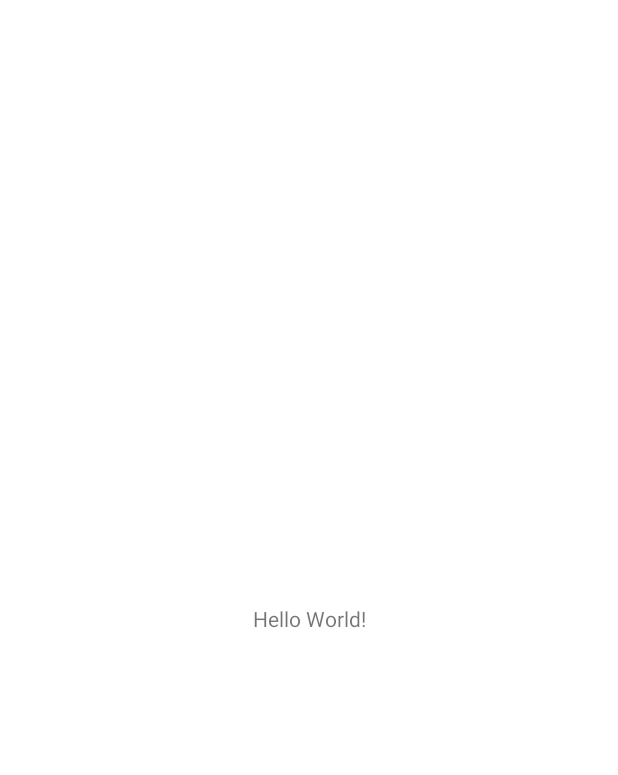
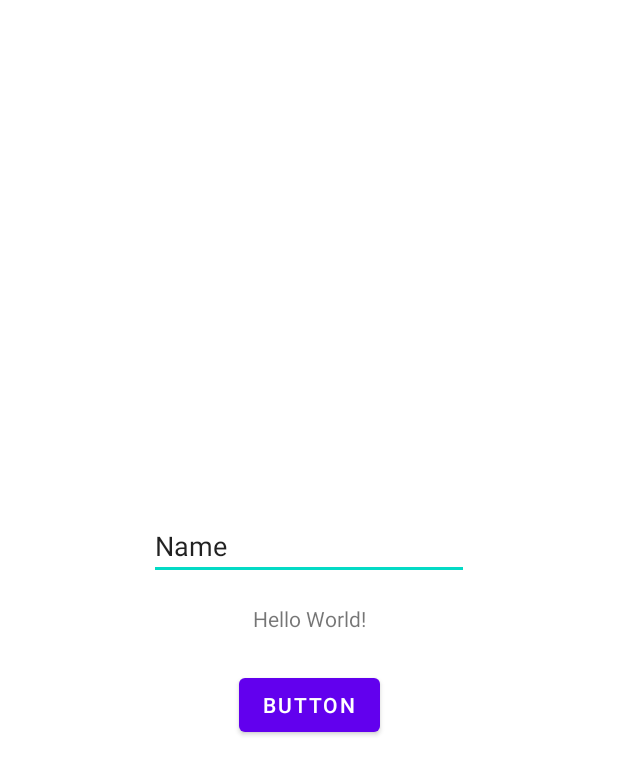
Before and after one commit to AlperenEnesBayar/GenderFinder, an Android app: the screen it shows after launch (MainActivity), on a phone screen of 412 x 824 dp. Before the commit the part shown is almost empty. Shown: the top 775 px of the screen. Run offline under Robolectric (Android 15) with nearby library versions, the phone set to English and light mode, and no system bars.

```diff
--- a/app/src/main/AndroidManifest.xml
+++ b/app/src/main/AndroidManifest.xml
@@ -8,6 +8,7 @@
         android:label="@string/app_name"
         android:roundIcon="@mipmap/ic_launcher_round"
         android:supportsRtl="true"
+        android:usesCleartextTraffic="true"
         android:theme="@style/Theme.GenderFinder">
         <activity android:name=".MainActivity">
             <intent-filter>
@@ -17,5 +18,5 @@
             </intent-filter>
         </activity>
     </application>
-
+    <uses-permission android:name="android.permission.INTERNET"/>
 </manifest>
--- a/app/src/main/java/com/example/genderfinder/MainActivity.kt
+++ b/app/src/main/java/com/example/genderfinder/MainActivity.kt
@@ -1,13 +1,58 @@
 package com.example.genderfinder
 
+import android.graphics.Bitmap
+import android.graphics.BitmapFactory
 import androidx.appcompat.app.AppCompatActivity
 import android.os.Bundle
+import android.util.Base64
+import android.util.Log
+import android.view.View
+import android.widget.EditText
+import android.widget.TextView
+import androidx.lifecycle.Observer
+import androidx.lifecycle.ViewModelProvider
+import com.example.genderfinder.repository.Repository
+import java.io.ByteArrayOutputStream
 
-class MainActivity : AppCompatActivity() {
-    override fun onCreate(savedInstanceState: Bundle?) {
+class MainActivity : AppCompatActivity()
+{
+    private lateinit var viewModel: MainViewModel
+
+    override fun onCreate(savedInstanceState: Bundle?)
+    {
         super.onCreate(savedInstanceState)
         setContentView(R.layout.activity_main)
 
-        println("Hello World!")
+    }
+
+    fun bt_onClick(view: View)
+    {
+        val name = findViewById<EditText>(R.id.et_name).text.toString()
+
+        val repository = Repository()
+        val viewModelFactory = MainViewModelFactory(repository)
+        viewModel = ViewModelProvider(this, viewModelFactory).get(MainViewModel::class.java)
+        viewModel.getPost2(encoder())
+        viewModel.myResponse2.observe(this, Observer {
+            if (it.isSuccessful)
+            {
+                findViewById<TextView>(R.id.tv_res).text = it.body()?.name
+            }
+            else
+            {
+                Log.d("ERROR", it.errorBody()!!.string())
+            }
+        })
+    }
+
+    fun encoder(): String
+    {
+        val bitmap2 = BitmapFactory.decodeResource(resources, R.drawable.smoke)
+        val baos = ByteArrayOutputStream()
+        bitmap2.compress(Bitmap.CompressFormat.JPEG,
+            70, baos)
+        val b: ByteArray = baos.toByteArray()
+        Log.d("Lööööööööööööö", Base64.encodeToString(b, Base64.DEFAULT))
+        return Base64.encodeToString(b, Base64.DEFAULT)
     }
 }
--- /dev/null
+++ b/app/src/main/java/com/example/genderfinder/model/Post.kt
@@ -0,0 +1,5 @@
+package com.example.genderfinder.model
+
+data class Post(
+    val name: String
+)
--- a/app/src/main/res/layout/activity_main.xml
+++ b/app/src/main/res/layout/activity_main.xml
@@ -6,7 +6,20 @@
     android:layout_height="match_parent"
     tools:context=".MainActivity">
 
+    <EditText
+        android:id="@+id/et_name"
+        android:layout_width="wrap_content"
+        android:layout_height="wrap_content"
+        android:layout_marginBottom="16dp"
+        android:ems="10"
+        android:inputType="textPersonName"
+        android:text="Name"
+        app:layout_constraintBottom_toTopOf="@+id/tv_res"
+        app:layout_constraintEnd_toEndOf="parent"
+        app:layout_constraintStart_toStartOf="parent" />
+
     <TextView
+        android:id="@+id/tv_res"
         android:layout_width="wrap_content"
         android:layout_height="wrap_content"
         android:text="Hello World!"
@@ -15,4 +28,15 @@
         app:layout_constraintRight_toRightOf="parent"
         app:layout_constraintTop_toTopOf="parent" />
 
+    <Button
+        android:id="@+id/bt_bt"
+        android:layout_width="wrap_content"
+        android:layout_height="wrap_content"
+        android:layout_marginTop="24dp"
+        android:onClick="bt_onClick"
+        android:text="Button"
+        app:layout_constraintEnd_toEndOf="@+id/tv_res"
+        app:layout_constraintStart_toStartOf="@+id/tv_res"
+        app:layout_constraintTop_toBottomOf="@+id/tv_res" />
+
 </androidx.constraintlayout.widget.ConstraintLayout>
```
Also changed, not shown: app/build.gradle (+8 -0 lines), app/src/main/java/com/example/genderfinder/MainViewModel.kt (added, +32 -0 lines), app/src/main/java/com/example/genderfinder/MainViewModelFactory.kt (added, +12 -0 lines), app/src/main/java/com/example/genderfinder/api/Api.kt (added, +18 -0 lines), app/src/main/java/com/example/genderfinder/api/RetrofitInstance.kt (added, +20 -0 lines), app/src/main/java/com/example/genderfinder/repository/Repository.kt (added, +18 -0 lines), app/src/main/java/com/example/genderfinder/util/Constants.kt (added, +8 -0 lines), app/src/main/res/drawable/smoke.png (added), gradle/wrapper/gradle-wrapper.properties.
